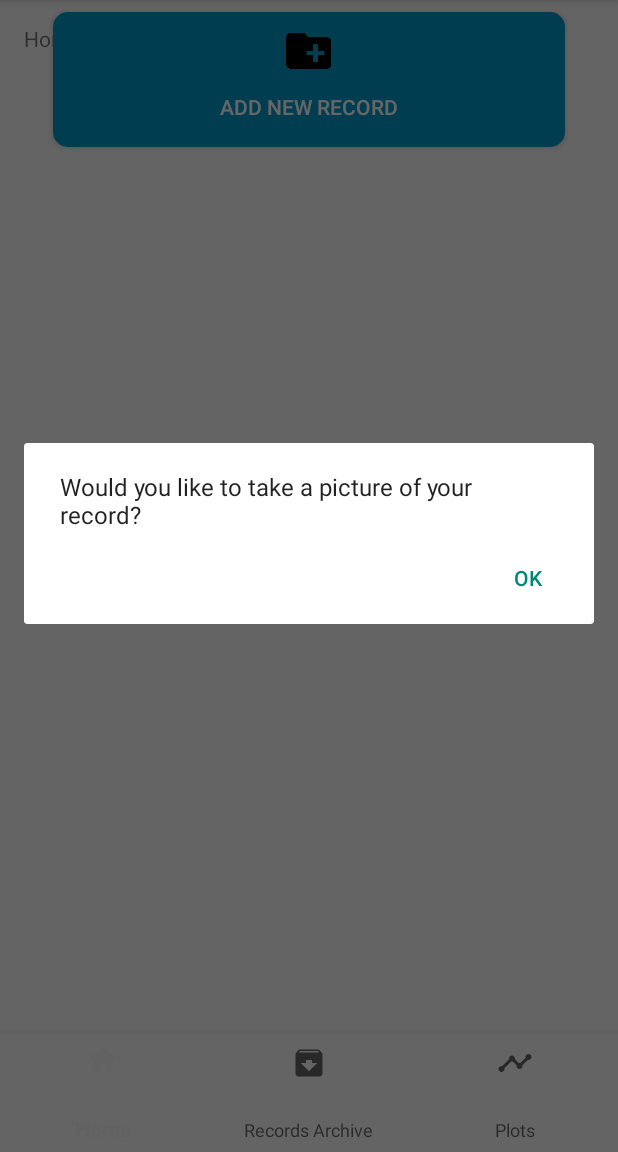
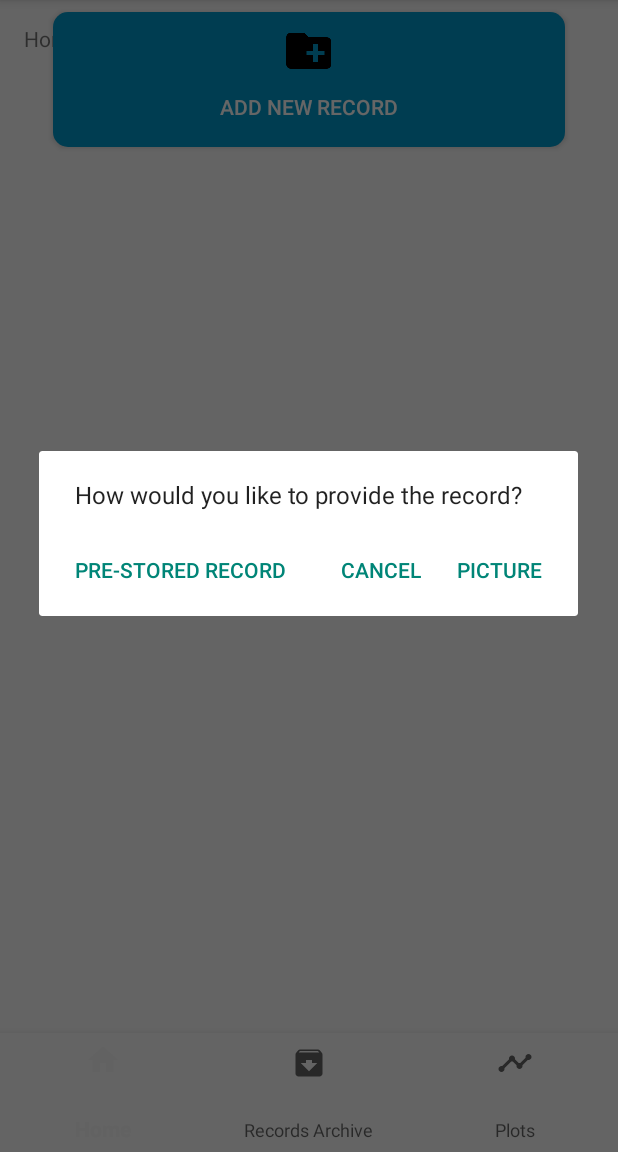
Before and after one commit to dariuszpmrugala/Medical-database, an Android app: the screen it shows after launch (MainActivity), after a tap on "ADD NEW RECORD", on a phone screen of 412 x 824 dp, the part 84-1236 px from its top. Run offline under Robolectric (Android 15) with nearby library versions, the phone set to English and light mode, and no system bars.

Commit message:
Home fragment is working

```diff
--- a/app/src/main/java/edu/tamu/ecen/capstone/patientmd/activity/MainActivity.java
+++ b/app/src/main/java/edu/tamu/ecen/capstone/patientmd/activity/MainActivity.java
@@ -48,14 +48,13 @@ public class MainActivity extends AppCompatActivity {
     private Button cameraButton;
 
 
-
+    //todo use a selector to make the icons change
     private BottomNavigationView.OnNavigationItemSelectedListener mOnNavigationItemSelectedListener
             = new BottomNavigationView.OnNavigationItemSelectedListener() {
 
         @Override
         public boolean onNavigationItemSelected(@NonNull MenuItem item) {
 
-            //TODO use setContentView to show different screens/fragment
             return selectFragment(item);
 
             /*
@@ -89,9 +88,13 @@ public class MainActivity extends AppCompatActivity {
         navigation.setOnNavigationItemSelectedListener(mOnNavigationItemSelectedListener);
         //initView();
 
+
         //get set of permissions from the user
-
-
+        /*Fragment homeFrag = HomeFragment.newInstance(null);
+        FragmentTransaction ft = getSupportFragmentManager().beginTransaction();
+        ft.add(R.id.container, homeFrag, homeFrag.getTag());
+        ft.commit();
+*/
     }
 
 
--- a/app/src/main/java/edu/tamu/ecen/capstone/patientmd/activity/fragment/HomeFragment.java
+++ b/app/src/main/java/edu/tamu/ecen/capstone/patientmd/activity/fragment/HomeFragment.java
@@ -21,7 +21,6 @@ import java.io.File;
 import java.io.IOException;
 
 import edu.tamu.ecen.capstone.patientmd.R;
-import edu.tamu.ecen.capstone.patientmd.activity.MainActivity;
 import edu.tamu.ecen.capstone.patientmd.util.Util;
 
 import static edu.tamu.ecen.capstone.patientmd.util.Const.IMG_FILEPATH;
@@ -78,15 +77,25 @@ public class HomeFragment extends Fragment {
 
                 //when the user clicks the button, they should be prompted to confirm they want to take a picture
                 new AlertDialog.Builder(getContext())
-                        .setMessage(R.string.camera_confirmation)
-                        .setPositiveButton(android.R.string.ok, new DialogInterface.OnClickListener() {
+                        .setMessage(R.string.record_input_type)
+                        .setCancelable(true)
+                        .setPositiveButton(R.string.picture, new DialogInterface.OnClickListener() {
                             @Override
-                            public void onClick(DialogInterface dialogInterface, int i) {
-                                //begin process to taking a picture
+                            public void onClick(DialogInterface dialogInterface, int which) {
                                 dispatchTakePictureIntent();
-                                /*Intent intent = new Intent(MainActivity.this, PhotoActivity.class);
-                                startActivity(intent);
-                                */
+
+                            }
+                        })
+                        .setNeutralButton(R.string.record_in_storage, new DialogInterface.OnClickListener() {
+                            @Override
+                            public void onClick(DialogInterface dialog, int which) {
+                                //todo get picture from storage
+                            }
+                        })
+                        .setNegativeButton(android.R.string.cancel, new DialogInterface.OnClickListener() {
+                            @Override
+                            public void onClick(DialogInterface dialog, int which) {
+
                             }
                         })
                         .show();
--- a/app/src/main/res/menu/navigation.xml
+++ b/app/src/main/res/menu/navigation.xml
@@ -1,20 +1,27 @@
 <?xml version="1.0" encoding="utf-8"?>
-<menu xmlns:android="http://schemas.android.com/apk/res/android">
+<menu xmlns:android="http://schemas.android.com/apk/res/android"
+    xmlns:app="http://schemas.android.com/apk/res-auto">
 
     <item
         android:id="@+id/navigation_home"
         android:icon="@drawable/ic_home_black_24dp"
-        android:title="@string/title_home" />
+        android:title="@string/title_home"
+        android:enabled="true"
+        app:showAsAction="ifRoom"/>
 
     <item
         android:id="@+id/navigation_records"
         android:icon="@drawable/ic_archive_black_24dp"
-        android:title="@string/title_archive" />
+        android:title="@string/title_archive"
+        android:enabled="true"
+        app:showAsAction="ifRoom"/>
 
     <item
         android:id="@+id/navigation_plots"
         android:icon="@drawable/ic_timeline_black_24dp"
-        android:title="@string/title_plots" />
+        android:title="@string/title_plots"
+        android:enabled="true"
+        app:showAsAction="ifRoom" />
 
 
 </menu>
--- a/app/src/main/res/values/strings.xml
+++ b/app/src/main/res/values/strings.xml
@@ -4,13 +4,17 @@
     <string name="title_archive">Records Archive</string>
     <string name="title_plots">Plots</string>
     <string name="title_activity_login">Sign in</string>
+
+
+    <!-- Strings related to record input -->
     <string name="add_record_text">Add new Record</string>
     <string name="picture">Picture</string>
     <string name="description_info">Info</string>
     <string name="request_permission">This sample needs camera permission.</string>
     <string name="camera_error">This device doesn\'t support Camera2 API.</string>
     <string name="camera_message">Take a picture of your lab results or health record</string>
-    <string name="camera_confirmation">Would you like to take a picture of your record?</string>
+    <string name="record_input_type">How would you like to provide the record?</string>
+    <string name="record_in_storage">Pre-stored Record</string>
 
 
     <!-- Strings related to login -->
```
